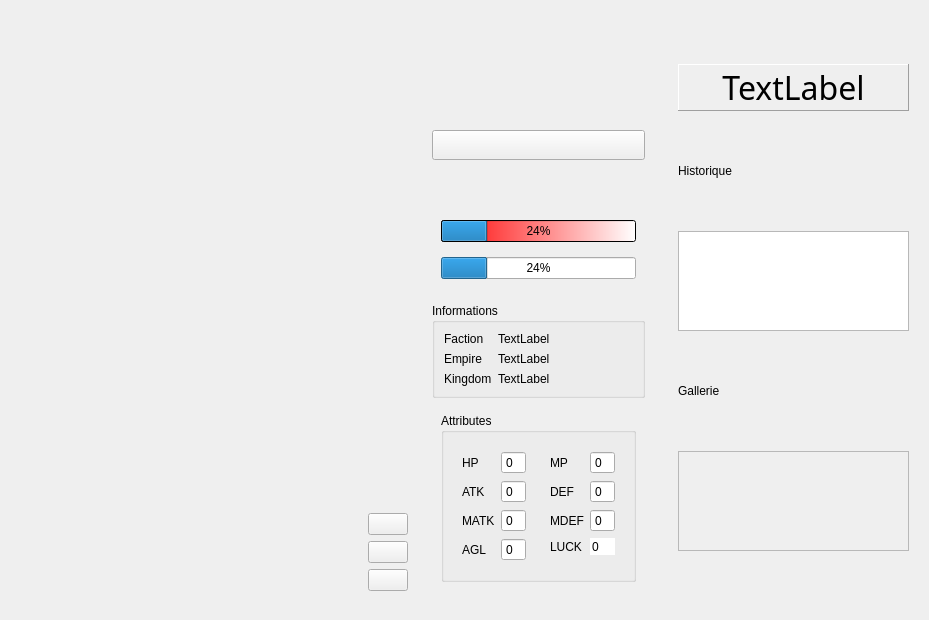
Before: the Qt Designer form python_modules/view/view_heros/book_warrior_page.ui in cyril711/git-MythicWar, drawn with Qt 5.
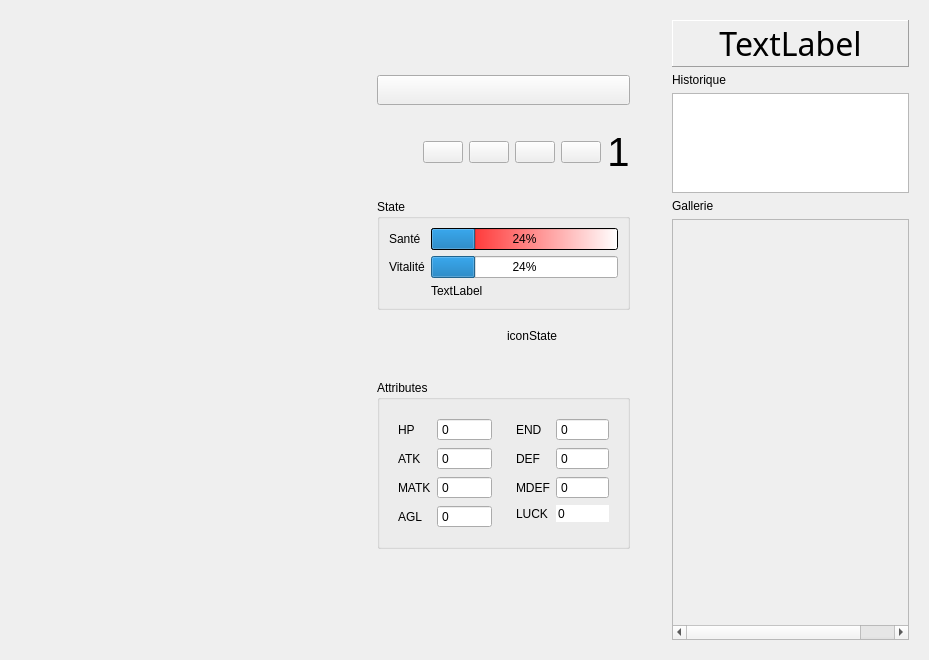
After: the same form once the commit is applied. Icons and pictures are not drawn.

Commit message:
Page warrior finie (presque)
reste pb focus sur homepage
+ pb goToMap (mauvaise position longitude)
+ historique
+ mise en page reverse

The edit to the form file:
```diff
--- a/python_modules/view/view_heros/book_warrior_page.ui
+++ b/python_modules/view/view_heros/book_warrior_page.ui
@@ -7,7 +7,7 @@
     <x>0</x>
     <y>0</y>
     <width>929</width>
-    <height>620</height>
+    <height>660</height>
    </rect>
   </property>
   <property name="windowTitle">
@@ -37,100 +37,27 @@
         <layout class="QVBoxLayout" name="picture_layout_2"/>
        </widget>
       </item>
-      <item>
-       <widget class="QWidget" name="actions_widget" native="true">
-        <layout class="QVBoxLayout" name="verticalLayout">
-         <item>
-          <spacer name="verticalSpacer">
-           <property name="orientation">
-            <enum>Qt::Vertical</enum>
-           </property>
-           <property name="sizeHint" stdset="0">
-            <size>
-             <width>20</width>
-             <height>40</height>
-            </size>
-           </property>
-          </spacer>
-         </item>
-         <item>
-          <widget class="QPushButton" name="pushButton_2">
-           <property name="text">
-            <string/>
-           </property>
-           <property name="icon">
-            <iconset resource="../../../resources.qrc">
-             <normaloff>:/icons/24x24/home</normaloff>:/icons/24x24/home</iconset>
-           </property>
-           <property name="iconSize">
-            <size>
-             <width>24</width>
-             <height>24</height>
-            </size>
-           </property>
-          </widget>
-         </item>
-         <item>
-          <widget class="QPushButton" name="pushButton">
-           <property name="sizePolicy">
-            <sizepolicy hsizetype="Fixed" vsizetype="Fixed">
-             <horstretch>0</horstretch>
-             <verstretch>0</verstretch>
-            </sizepolicy>
-           </property>
-           <property name="text">
-            <string/>
-           </property>
-           <property name="icon">
-            <iconset resource="../../../resources.qrc">
-             <normaloff>:/icons/24x24/home</normaloff>:/icons/24x24/home</iconset>
-           </property>
-           <property name="iconSize">
-            <size>
-             <width>24</width>
-             <height>24</height>
-            </size>
-           </property>
-          </widget>
-         </item>
-         <item>
-          <widget class="QPushButton" name="pushButton_4">
-           <property name="sizePolicy">
-            <sizepolicy hsizetype="Fixed" vsizetype="Fixed">
-             <horstretch>0</horstretch>
-             <verstretch>0</verstretch>
-            </sizepolicy>
-           </property>
-           <property name="text">
-            <string/>
-           </property>
-           <property name="icon">
-            <iconset resource="../../../resources.qrc">
-             <normaloff>:/icons/24x24/home</normaloff>:/icons/24x24/home</iconset>
-           </property>
-           <property name="iconSize">
-            <size>
-             <width>24</width>
-             <height>24</height>
-            </size>
-           </property>
-          </widget>
-         </item>
-        </layout>
-       </widget>
-      </item>
       <item>
        <widget class="QWidget" name="infos_widget" native="true">
-        <layout class="QVBoxLayout" name="verticalLayout_3" stretch="0,0,0,0,0,0">
+        <layout class="QVBoxLayout" name="verticalLayout_3" stretch="0,0,0,0,0">
+         <item>
+          <widget class="QWidget" name="belong_master_widget" native="true">
+           <layout class="QVBoxLayout" name="verticalLayout_2">
          <item>
           <widget class="QWidget" name="belong_widget" native="true">
            <layout class="QHBoxLayout" name="belong_layout">
             <property name="spacing">
              <number>0</number>
             </property>
+               <property name="leftMargin">
+                <number>9</number>
+               </property>
             <property name="topMargin">
              <number>0</number>
             </property>
+               <property name="rightMargin">
+                <number>9</number>
+               </property>
             <item>
              <widget class="QPushButton" name="iconFaction">
               <property name="text">
@@ -187,27 +114,85 @@
            </property>
           </widget>
          </item>
+           </layout>
+          </widget>
+         </item>
          <item>
-          <widget class="QWidget" name="rank_widget" native="true">
-           <property name="sizePolicy">
-            <sizepolicy hsizetype="Preferred" vsizetype="Fixed">
-             <horstretch>0</horstretch>
-             <verstretch>0</verstretch>
-            </sizepolicy>
-           </property>
-           <property name="maximumSize">
-            <size>
-             <width>16777215</width>
-             <height>30</height>
-            </size>
-           </property>
-           <layout class="QHBoxLayout" name="layout_rank"/>
+          <widget class="QWidget" name="rank_widget_master" native="true">
+           <layout class="QHBoxLayout" name="horizontalLayout_5">
+            <item>
+             <widget class="QPushButton" name="star_1">
+              <property name="text">
+               <string/>
+              </property>
+              <property name="flat">
+               <bool>true</bool>
+              </property>
+             </widget>
+            </item>
+            <item>
+             <widget class="QPushButton" name="star_2">
+              <property name="text">
+               <string/>
+              </property>
+             </widget>
+            </item>
+            <item>
+             <widget class="QPushButton" name="star_3">
+              <property name="text">
+               <string/>
+              </property>
+             </widget>
+            </item>
+            <item>
+             <widget class="QPushButton" name="star_4">
+              <property name="text">
+               <string/>
+              </property>
+             </widget>
+            </item>
+            <item>
+             <widget class="QPushButton" name="star_5">
+              <property name="text">
+               <string/>
+              </property>
+             </widget>
+            </item>
+            <item>
+             <widget class="QLabel" name="rank_text">
+              <property name="font">
+               <font>
+                <pointsize>30</pointsize>
+                <kerning>true</kerning>
+               </font>
+              </property>
+              <property name="text">
+               <string>1</string>
+              </property>
+              <property name="scaledContents">
+               <bool>false</bool>
+              </property>
+              <property name="alignment">
+               <set>Qt::AlignCenter</set>
+              </property>
+              <property name="wordWrap">
+               <bool>false</bool>
+              </property>
+             </widget>
+            </item>
+           </layout>
           </widget>
          </item>
          <item>
           <widget class="QWidget" name="jauges_widget" native="true">
            <layout class="QVBoxLayout" name="verticalLayout_4">
             <item>
+             <widget class="QGroupBox" name="groupBox">
+              <property name="title">
+               <string>State</string>
+              </property>
+              <layout class="QFormLayout" name="formLayout">
+               <item row="1" column="1">
              <widget class="QProgressBar" name="progressBar_HP">
               <property name="styleSheet">
                <string notr="true">background-color: qlineargradient(spread:pad, x1:0, y1:0, x2:1, y2:0, stop:0 rgba(255, 0, 0, 255), stop:1 rgba(255, 255, 255, 255));
@@ -224,62 +209,74 @@
               </property>
              </widget>
             </item>
-            <item>
+               <item row="2" column="1">
              <widget class="QProgressBar" name="progressBar_MP">
               <property name="value">
                <number>24</number>
               </property>
              </widget>
             </item>
-           </layout>
-          </widget>
-         </item>
-         <item>
-          <widget class="QGroupBox" name="groupBox">
-           <property name="title">
-            <string>Informations</string>
-           </property>
-           <layout class="QFormLayout" name="formLayout">
-            <item row="0" column="0">
+               <item row="1" column="0">
              <widget class="QLabel" name="label">
               <property name="text">
-               <string>Faction</string>
+                  <string>Santé</string>
               </property>
              </widget>
             </item>
-            <item row="1" column="0">
+               <item row="2" column="0">
              <widget class="QLabel" name="label_2">
               <property name="text">
-               <string>Empire</string>
+                  <string>Vitalité</string>
               </property>
              </widget>
             </item>
-            <item row="0" column="1">
-             <widget class="QLabel" name="label_faction">
+               <item row="3" column="1">
+                <widget class="QLabel" name="current_state_label">
               <property name="text">
                <string>TextLabel</string>
               </property>
              </widget>
             </item>
-            <item row="1" column="1">
-             <widget class="QLabel" name="label_empire">
-              <property name="text">
-               <string>TextLabel</string>
-              </property>
+              </layout>
              </widget>
             </item>
-            <item row="2" column="0">
-             <widget class="QLabel" name="label_17">
+            <item>
+             <widget class="QWidget" name="widget_2" native="true">
+              <layout class="QHBoxLayout" name="horizontalLayout_4">
+               <item>
+                <widget class="QPushButton" name="map_button">
+                 <property name="sizePolicy">
+                  <sizepolicy hsizetype="Minimum" vsizetype="Fixed">
+                   <horstretch>0</horstretch>
+                   <verstretch>0</verstretch>
+                  </sizepolicy>
+                 </property>
               <property name="text">
-               <string>Kingdom</string>
-              </property>
-             </widget>
-            </item>
-            <item row="2" column="1">
-             <widget class="QLabel" name="label_royaume">
+                  <string/>
+                 </property>
+                 <property name="icon">
+                  <iconset resource="../../../resources.qrc">
+                   <normaloff>:/icons/128x128/target</normaloff>:/icons/128x128/target</iconset>
+                 </property>
+                 <property name="iconSize">
+                  <size>
+                   <width>64</width>
+                   <height>64</height>
+                  </size>
+                 </property>
+                 <property name="flat">
+                  <bool>true</bool>
+                 </property>
+                </widget>
+               </item>
+               <item>
+                <widget class="QLabel" name="iconState">
               <property name="text">
-               <string>TextLabel</string>
-              </property>
+                  <string>iconState</string>
+                 </property>
+                </widget>
+               </item>
+              </layout>
              </widget>
             </item>
            </layout>
@@ -391,7 +388,7 @@
                   <item row="0" column="0">
                    <widget class="QLabel" name="label_12">
                     <property name="text">
-                     <string>MP</string>
+                     <string>END</string>
                     </property>
                    </widget>
                   </item>
@@ -454,6 +451,19 @@
            </layout>
           </widget>
          </item>
+         <item>
+          <spacer name="verticalSpacer">
+           <property name="orientation">
+            <enum>Qt::Vertical</enum>
+           </property>
+           <property name="sizeHint" stdset="0">
+            <size>
+             <width>20</width>
+             <height>40</height>
+            </size>
+           </property>
+          </spacer>
+         </item>
         </layout>
        </widget>
       </item>
@@ -547,31 +557,26 @@
       </item>
       <item>
        <widget class="QScrollArea" name="scrollArea">
-        <property name="minimumSize">
-         <size>
-          <width>0</width>
-          <height>100</height>
-         </size>
-        </property>
-        <property name="maximumSize">
-         <size>
-          <width>16777215</width>
-          <height>100</height>
-         </size>
+        <property name="sizeAdjustPolicy">
+         <enum>QAbstractScrollArea::AdjustIgnored</enum>
         </property>
         <property name="widgetResizable">
-         <bool>true</bool>
+         <bool>false</bool>
         </property>
         <widget class="QWidget" name="vignettes">
          <property name="geometry">
           <rect>
            <x>0</x>
            <y>0</y>
-           <width>231</width>
-           <height>98</height>
+           <width>280</width>
+           <height>401</height>
           </rect>
          </property>
-         <layout class="QGridLayout" name="gridLayout_3"/>
+         <layout class="QGridLayout" name="gridLayout">
+          <property name="sizeConstraint">
+           <enum>QLayout::SetDefaultConstraint</enum>
+          </property>
+         </layout>
         </widget>
        </widget>
       </item>
```
Left out of the diff: 56 changed lines with no effect on the pictures. Lines whose indentation alone changed are shown as unchanged. The commit also changes 101 other files.
